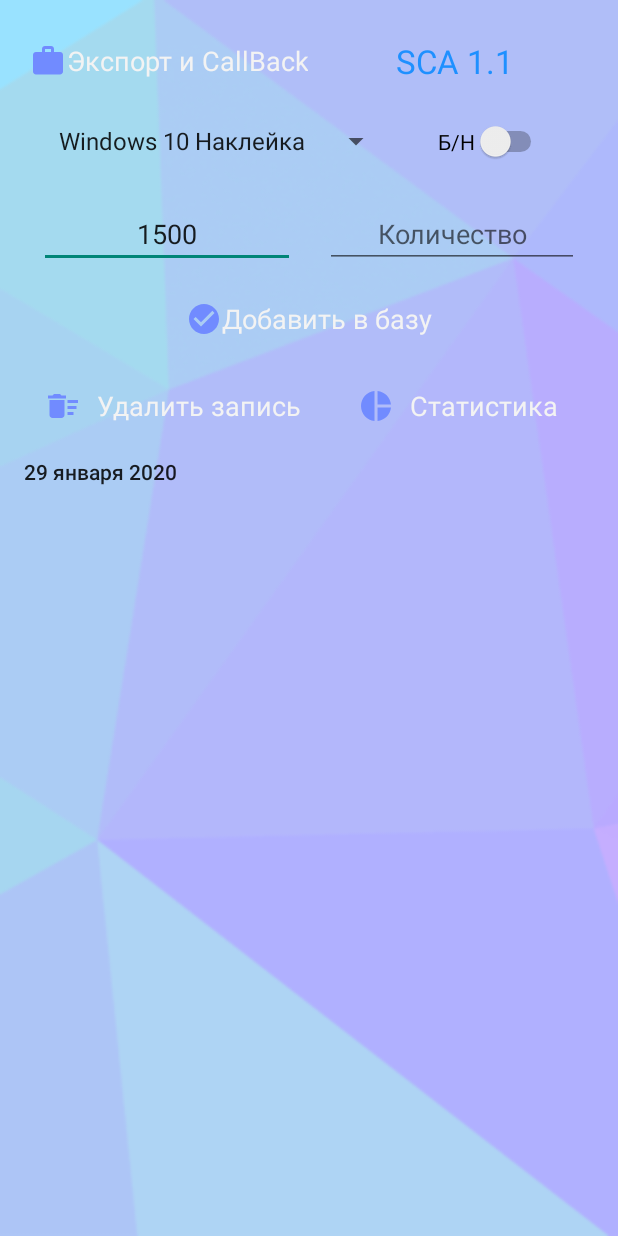
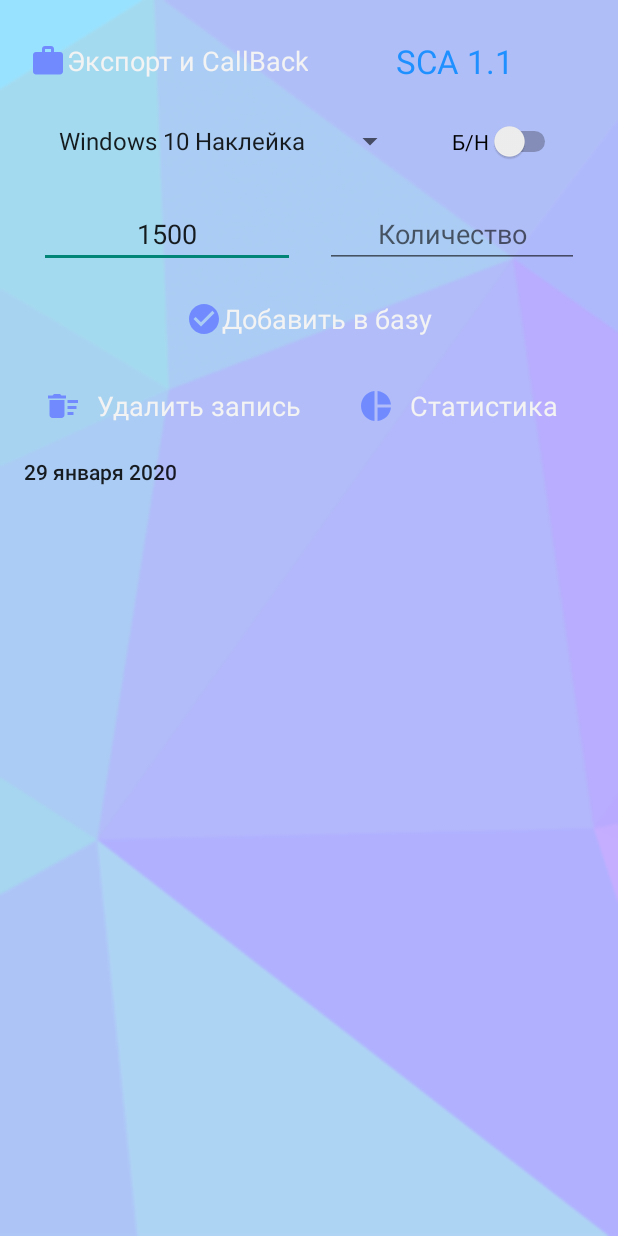
Before and after one commit to loveandpepper/StickerCounter, an Android app: the screen it shows after launch (MainActivity), on a phone screen of 412 x 824 dp. Run offline under Robolectric (Android 15) with nearby library versions, the phone set to English and light mode, and no system bars.

Commit message:
выровнял спинер и свитч

```diff
--- a/app/src/main/res/layout/activity_main.xml
+++ b/app/src/main/res/layout/activity_main.xml
@@ -45,7 +45,7 @@
 
         <Spinner
             android:id="@+id/products"
-            android:layout_width="230dp"
+            android:layout_width="wrap_content"
             android:layout_height="wrap_content"
             android:layout_gravity="center"
             android:layout_margin="15dp"
@@ -58,7 +58,7 @@
             android:layout_height="wrap_content"
             android:layout_gravity="center"
             android:layout_margin="15dp"
-            android:text="Б/Н" />
+            android:text="@string/beznal_string" />
 
     </LinearLayout>
 
--- a/app/src/main/res/values/strings.xml
+++ b/app/src/main/res/values/strings.xml
@@ -30,7 +30,7 @@
     <string name="callback_phonenum">Номер телефона</string>
     <string name="lastCalls">Последние 15 вызовов</string>
     <string name="callbackandexport">Экспорт и CallBack</string>
-    <string name="beznal_text">Безнал</string>
+    <string name="beznal_string">Б/Н</string>
     <string-array name="products_array">
         <item>Windows 10 Наклейка</item>
         <item>Windows 7 Наклейка</item>
```
